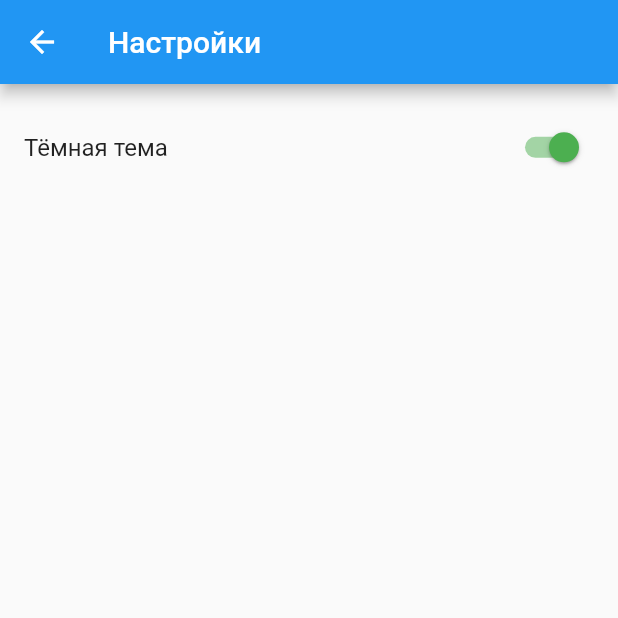
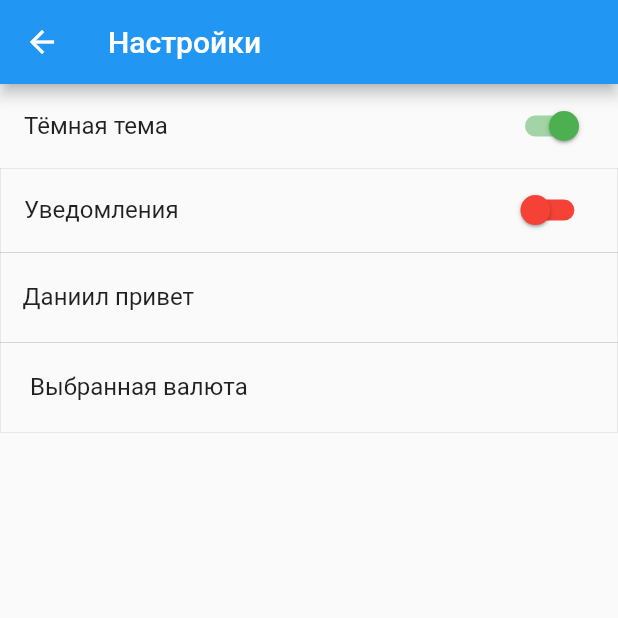
Before and after one commit to andryfaciy/Flatter_App, a Flutter app: the SettingsPage screen opened directly, after a tap on "Тёмная тема", on a phone screen of 412 x 824 dp, the top half of it. Run offline on Flutter 3.47's test engine with Material 2 defaults, Android fonts, the phone set to English and light mode, and no system bars.

Commit message:
Andryfaciy
Болгов, учи теорию! исправил переключалки в настройках и вернул кнопку назад в кошельках.Только попробуй что нибудь снова сломать,я сломаю тебя. с любовью Андрей

```diff
--- a/flutter_app/lib/main.dart
+++ b/flutter_app/lib/main.dart
@@ -8,7 +8,7 @@ class MyApp extends StatelessWidget {
   @override
   Widget build(BuildContext context) {
     return new MaterialApp(
-      title: 'Flutter Demo',
+      title: 'Flutter Demo',debugShowCheckedModeBanner: false,
       home: new MyHomePage(),
     );
   }
@@ -86,9 +86,11 @@ class SettingsPage extends StatefulWidget {
 
 class _TabsPageState extends State<SettingsPage>{
   bool isInstructionView;
+  bool isInstructionTheme;
   @override
   void initState() {
     isInstructionView = Global.shared.isInstructionView;
+    isInstructionTheme = Global.shared.isInstructionView;
     super.initState();
   }
 
@@ -98,10 +100,36 @@ class _TabsPageState extends State<SettingsPage>{
       appBar: new AppBar(
         title: new Text("Настройки"),
       ),
-      body: new Container( alignment: FractionalOffset(0.95, 0.02),
+      body: Column(
+          children:[
+            new Container( alignment: FractionalOffset(0.95, 0.02),
 
               child:  SwitchListTile(
                 title: Text("Тёмная тема"),
+                value: isInstructionTheme,
+                onChanged: (bool isOn) {
+                  print(isOn);
+                  setState(() {
+                    isInstructionTheme = isOn;
+                    Global.shared.isInstructionView = isOn;
+                    isOn =!isOn;
+                    print(isInstructionTheme);
+                  });
+                },
+                activeColor: Colors.green,
+                inactiveTrackColor: Colors.red,
+                inactiveThumbColor: Colors.red,
+              ),
+            ),
+            new Container( alignment: FractionalOffset(0.95, 0.02),
+              decoration: BoxDecoration(
+                  border: Border.all(
+                    width: 0.05,
+                  )
+              ),
+
+              child:  SwitchListTile(
+                title: Text("Уведомления"),
                 value: isInstructionView,
                 onChanged: (bool isOn) {
                   print(isOn);
@@ -115,8 +143,38 @@ class _TabsPageState extends State<SettingsPage>{
                 activeColor: Colors.green,
                 inactiveTrackColor: Colors.red,
                 inactiveThumbColor: Colors.red,
-
               ),
+            ),
+            GestureDetector(
+              onTap: () {
+                print("Tapped a Container");
+              },
+              child: Container(
+                height: 60,
+                width: MediaQuery.of(context).size.width,
+                alignment: Alignment.centerLeft,
+                decoration: BoxDecoration(
+                    border: Border.all(
+                      width: 0.05,
+                    )
+                ),
+                child: Padding(
+                  padding: EdgeInsets.fromLTRB(15, 0, 0, 0),
+                  child: Text("Даниил привет",style: TextStyle(fontSize: 16), textAlign: TextAlign.left),),
+              ),
+            ),
+            new Container(
+              height: 60,
+              padding: EdgeInsets.all(20),
+              child: new Text("Выбранная валюта" , style: TextStyle(fontSize: 16)),
+              alignment: Alignment.topLeft,
+              decoration: BoxDecoration(
+                  border: Border.all(
+                    width: 0.05,
+                  )
+              ),
+            ),
+          ]
       ),
 
     );
@@ -127,45 +185,66 @@ class Global{
   static final shared =Global();
   bool isInstructionView = false;
 }
+
 class TemplatesPage extends StatelessWidget {   //Экран Шаблоны
   @override
   Widget build(BuildContext context) {
     return Scaffold(
-      appBar: AppBar(title: Text('Шаблоны'),),
-
-    );
-  }
-}
-class WalletsPage extends StatelessWidget {   //Экран кошельков
-  @override
-  Widget build(BuildContext context) {
-    return Scaffold(
-      appBar: AppBar(title: Text('Кошельки'),),
-      body: Column(
-        children :[
-          ButtonTheme(
-              height: 61, minWidth: 360,
-
-              child: RaisedButton(
-                child: Text('Кошелек 0', style: TextStyle(fontSize: 20)),
-                color: Colors.white,
-                onPressed: () {},
-              )
+      appBar: AppBar(title: Text('Шаблоны'),leading: IconButton(
+        icon: Icon(
+          Icons.arrow_back,
         ),
-          ButtonTheme(
-              height: 60, minWidth: 360,
-              child: RaisedButton(
-                child: new Text("Кошелек 1" , style: TextStyle(fontSize: 15)),
-                color: Colors.white,
-                onPressed: () {},
-              )
-          ),
-        ],
+        onPressed:() => Navigator.pop(context, false),),
       ),
     );
   }
 }
-//Болгов лох
+
+class WalletsPage extends StatelessWidget {   //Экран кошельков
+  @override
+  Widget build(BuildContext context) {
+    return MaterialApp(
+      theme: ThemeData(
+        primarySwatch: Colors.blue,
+      ),
+      home: Scaffold(
+        appBar: AppBar(title: Text('Кошельки'),leading: IconButton(
+          icon: Icon(
+            Icons.arrow_back,
+          ),
+          onPressed:() => Navigator.pop(context, false),),),
+        body: BodyLayout(),
+      ),
+    );
+  }
+}
+
+class BodyLayout extends StatelessWidget {
+  @override
+  Widget build(BuildContext context) {
+    return _myListView(context);
+  }
+}
+
+Widget _myListView(BuildContext context) {
+  return ListView(
+    children: ListTile.divideTiles(
+      context: context,
+      tiles: [
+        ListTile(
+          title: Text('Кошелек 1'),
+        ),
+        ListTile(
+          title: Text('Кошелек 2'),
+        ),
+        ListTile(
+          title: Text('Кошелек 3'),
+        ),
+      ],
+    ).toList(),
+  );
+}
+
 class ReportsPage extends StatelessWidget {   //Экран отчетов
   Widget build(BuildContext context) {
     return Scaffold(
```
Lines whose indentation alone changed are shown as unchanged.
